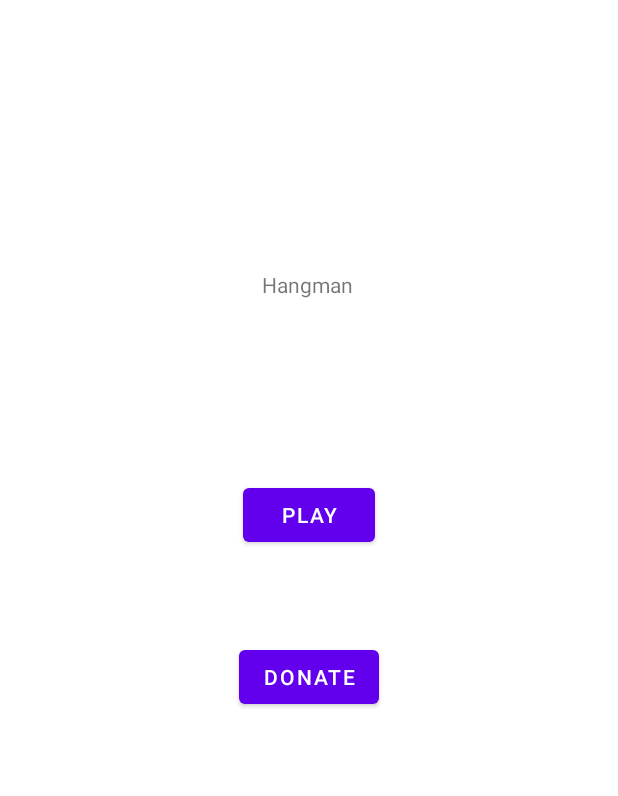
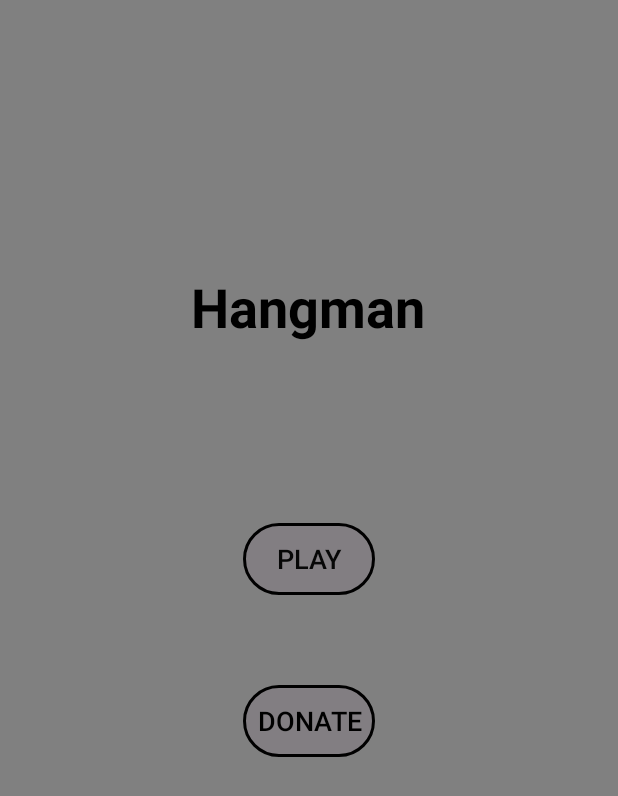
Before and after one commit to matt-chap/Hangman, an Android app: the layout activity_main.xml on its own in the app's theme, with its tools: preview values and no code run, on a phone screen of 412 x 824 dp. Shown: the top 796 px of the screen. Run offline under Robolectric (Android 15) with nearby library versions, the phone set to English and light mode, and no system bars.

Commit message:
Adding some color

```diff
--- /dev/null
+++ b/app/src/main/res/drawable/grey_button.xml
@@ -0,0 +1,10 @@
+<?xml version="1.0" encoding="utf-8"?>
+<selector xmlns:android="http://schemas.android.com/apk/res/android">
+    <item>
+        <shape android:shape="rectangle">
+            <solid android:color="@color/material_on_surface_stroke"/>
+            <corners android:radius="100dp"/>
+            <stroke android:color="@color/black" android:width="2dp"/>
+        </shape>
+    </item>
+</selector>
--- a/app/src/main/res/layout/activity_main.xml
+++ b/app/src/main/res/layout/activity_main.xml
@@ -4,14 +4,19 @@
     xmlns:tools="http://schemas.android.com/tools"
     android:layout_width="match_parent"
     android:layout_height="match_parent"
-    tools:context=".MainActivity">
+    tools:context=".MainActivity"
+    android:background="#808080">
 
     <TextView
         android:id="@+id/textView"
         android:layout_width="wrap_content"
         android:layout_height="wrap_content"
         android:layout_marginTop="180dp"
+        android:fontFamily="sans-serif"
         android:text="@string/home_title"
+        android:textColor="#000000"
+        android:textSize="36sp"
+        android:textStyle="bold"
         app:layout_constraintEnd_toEndOf="parent"
         app:layout_constraintHorizontal_bias="0.498"
         app:layout_constraintStart_toStartOf="parent"
@@ -22,7 +27,10 @@
         android:layout_width="wrap_content"
         android:layout_height="wrap_content"
         android:layout_marginTop="120dp"
+        android:background="@drawable/grey_button"
         android:text="@string/play_Button"
+        android:textColor="#070707"
+        android:textSize="18sp"
         app:layout_constraintEnd_toEndOf="parent"
         app:layout_constraintStart_toStartOf="parent"
         app:layout_constraintTop_toBottomOf="@+id/textView" />
@@ -32,7 +40,10 @@
         android:layout_width="wrap_content"
         android:layout_height="wrap_content"
         android:layout_marginTop="60dp"
+        android:background="@drawable/grey_button"
         android:text="@string/donate_Button"
+        android:textColor="#000000"
+        android:textSize="18sp"
         app:layout_constraintEnd_toEndOf="parent"
         app:layout_constraintStart_toStartOf="parent"
         app:layout_constraintTop_toBottomOf="@+id/button" />
--- a/app/src/main/res/values-night/themes.xml
+++ b/app/src/main/res/values-night/themes.xml
@@ -1,6 +1,6 @@
 <resources xmlns:tools="http://schemas.android.com/tools">
     <!-- Base application theme. -->
-    <style name="Theme.Hangman" parent="Theme.MaterialComponents.DayNight.DarkActionBar">
+    <style name="Theme.Hangman" parent="Theme.AppCompat.Light.NoActionBar">
         <!-- Primary brand color. -->
         <item name="colorPrimary">@color/purple_200</item>
         <item name="colorPrimaryVariant">@color/purple_700</item>
--- a/app/src/main/res/values/themes.xml
+++ b/app/src/main/res/values/themes.xml
@@ -1,6 +1,6 @@
 <resources xmlns:tools="http://schemas.android.com/tools">
     <!-- Base application theme. -->
-    <style name="Theme.Hangman" parent="Theme.MaterialComponents.DayNight.DarkActionBar">
+    <style name="Theme.Hangman" parent="Theme.AppCompat.Light.NoActionBar">
         <!-- Primary brand color. -->
         <item name="colorPrimary">@color/purple_500</item>
         <item name="colorPrimaryVariant">@color/purple_700</item>
```
